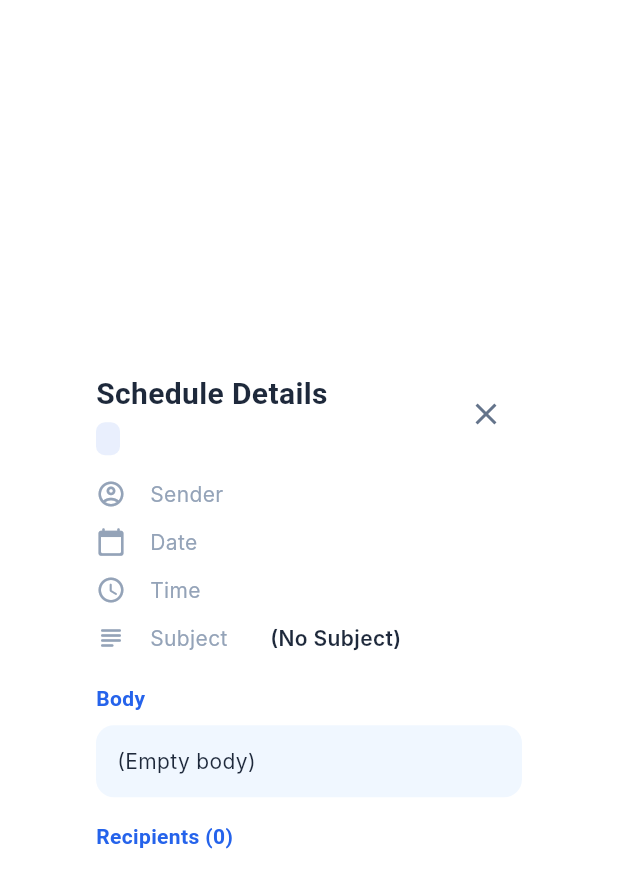
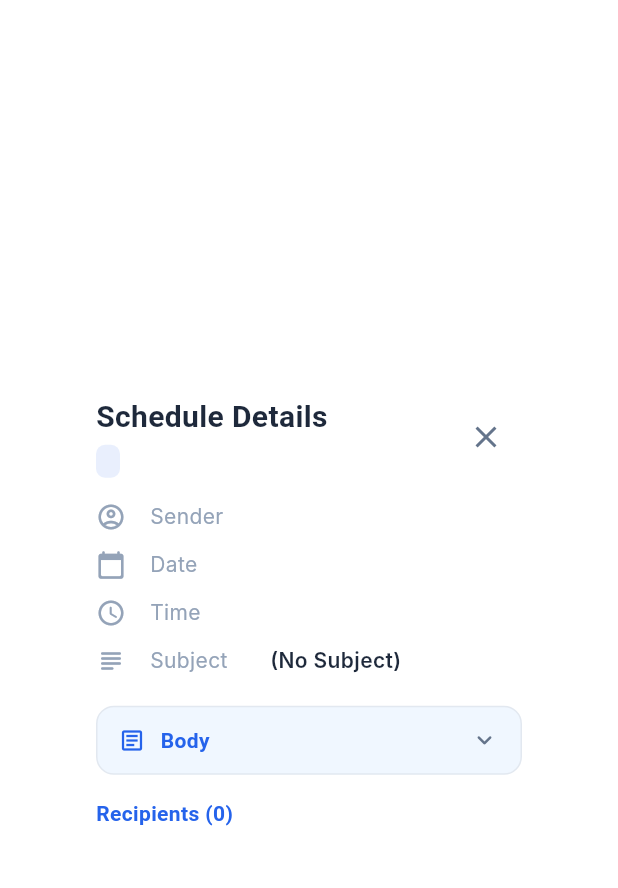
Before and after one commit to HelloWorld-Farhan/MailFlow-Flutter, a Flutter app: the _DetailsDialog widget shown alone on an empty page, opened directly with empty values, on a phone screen of 412 x 824 dp. Shown: the top 888 px of the screen. Run offline on Flutter 3.47's test engine with Material 3 defaults, Android fonts, the phone set to English and light mode, and no system bars; drawn by our look-alikes of flutter_animate; our stand-ins replace file_picker, google_sign_in, shared_preferences; missing offline and left inert: syncfusion_flutter_pdf, workmanager; accounts and stored records are empty; Roboto replaces fonts that are missing (Inter, Outfit).

Commit message:
Make body section collapsible in details dialog - tap to show/hide

```diff
--- a/lib/screens/dashboard_screen.dart
+++ b/lib/screens/dashboard_screen.dart
@@ -584,13 +584,21 @@ class _ContactsDialog extends StatelessWidget {
   }
 }
 
-class _DetailsDialog extends StatelessWidget {
+class _DetailsDialog extends StatefulWidget {
   final ScheduledEmail email;
   final Color primaryColor;
   const _DetailsDialog({required this.email, required this.primaryColor});
 
   @override
+  State<_DetailsDialog> createState() => _DetailsDialogState();
+}
+
+class _DetailsDialogState extends State<_DetailsDialog> {
+  bool _showBody = false;
+
+  @override
   Widget build(BuildContext context) {
+    final email = widget.email;
     return Dialog(
       backgroundColor: Colors.white,
       shape: RoundedRectangleBorder(borderRadius: BorderRadius.circular(20)),
@@ -637,13 +645,43 @@ class _DetailsDialog extends StatelessWidget {
               _infoRow(Icons.access_time_rounded, 'Time', email.scheduledTime),
               _infoRow(Icons.subject_rounded, 'Subject', email.subject.isEmpty ? '(No Subject)' : email.subject),
               const SizedBox(height: 8),
-              _sectionLabel('Body'),
-              Container(
-                width: double.infinity,
-                padding: const EdgeInsets.all(14),
-                decoration: BoxDecoration(color: AppTheme.bgSurface, borderRadius: BorderRadius.circular(12)),
-                child: Text(email.body.isEmpty ? '(Empty body)' : email.body, style: const TextStyle(fontFamily: 'Inter', fontSize: 14, color: AppTheme.textDark)),
+              // Collapsible Body Section
+              GestureDetector(
+                onTap: () => setState(() => _showBody = !_showBody),
+                child: Container(
+                  padding: const EdgeInsets.symmetric(horizontal: 14, vertical: 12),
+                  decoration: BoxDecoration(
+                    color: AppTheme.bgSurface,
+                    borderRadius: BorderRadius.circular(12),
+                    border: Border.all(color: AppTheme.divider),
+                  ),
+                  child: Row(
+                    children: [
+                      const Icon(Icons.article_outlined, size: 18, color: AppTheme.primaryBlue),
+                      const SizedBox(width: 10),
+                      const Expanded(
+                        child: Text(
+                          'Body',
+                          style: TextStyle(fontFamily: 'Outfit', fontSize: 14, fontWeight: FontWeight.w700, color: AppTheme.primaryBlue),
+                        ),
+                      ),
+                      Icon(
+                        _showBody ? Icons.keyboard_arrow_up_rounded : Icons.keyboard_arrow_down_rounded,
+                        color: AppTheme.textMid, size: 20,
+                      ),
+                    ],
+                  ),
+                ),
               ),
+              if (_showBody) ...[
+                const SizedBox(height: 8),
+                Container(
+                  width: double.infinity,
+                  padding: const EdgeInsets.all(14),
+                  decoration: BoxDecoration(color: AppTheme.bgSurface, borderRadius: BorderRadius.circular(12)),
+                  child: Text(email.body.isEmpty ? '(Empty body)' : email.body, style: const TextStyle(fontFamily: 'Inter', fontSize: 14, color: AppTheme.textDark)),
+                ),
+              ],
               const SizedBox(height: 16),
               _sectionLabel('Recipients (${email.recipients.length})'),
               ...email.recipients.map((r) {
@@ -704,6 +742,7 @@ class _DetailsDialog extends StatelessWidget {
     );
   }
 }
+
 
 // ─────────────────────────────────────────────────────────────────────────────
 //  SCHEDULE MODAL
```
